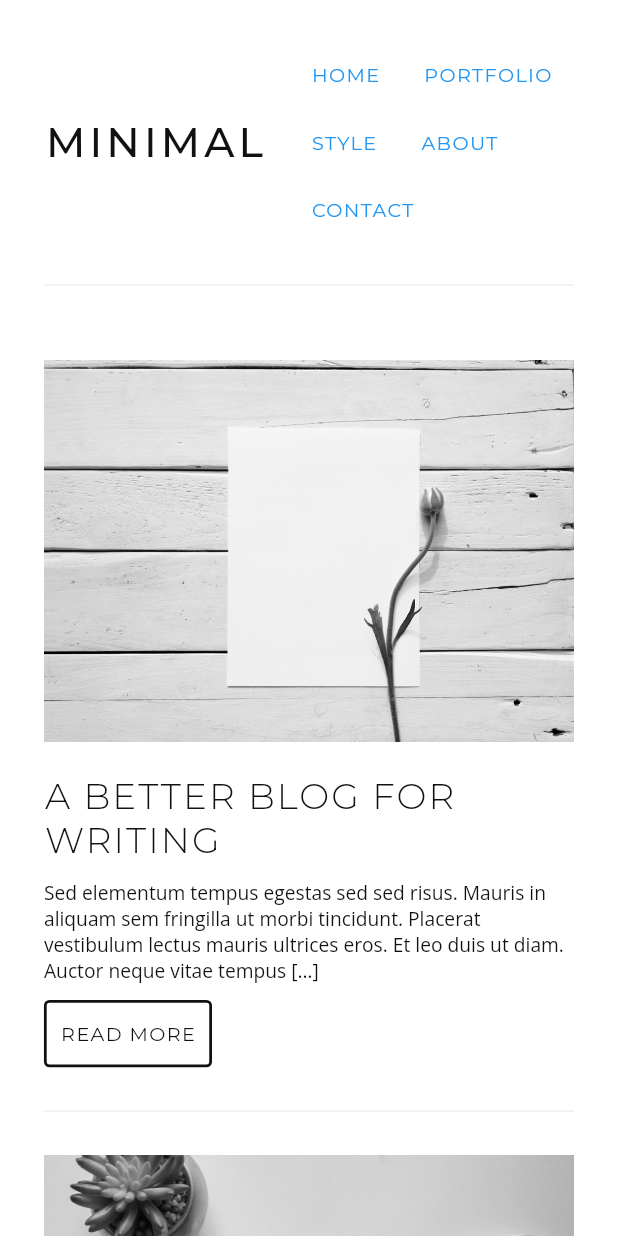
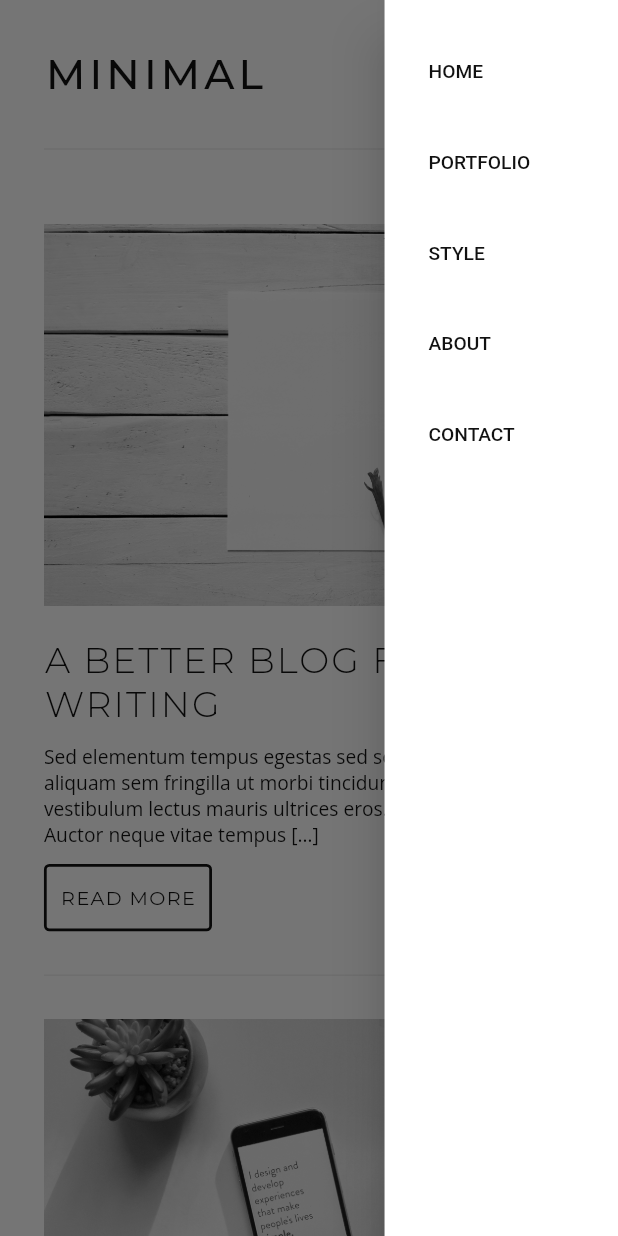
Before and after one commit to Codelessly/FlutterMinimalWebsite, a Flutter app: the screen it shows after launch, with the side drawer open (before the commit the screen has no drawer), on a phone screen of 412 x 824 dp. Run offline on Flutter 3.47's test engine with Material 2 defaults, Android fonts, the phone set to English and light mode, and no system bars; our stand-ins replace google_fonts, responsive_framework; missing offline and left inert: dart:js, loading_gifs.

Commit message:
added responsive navbar, refactored blog code

```diff
--- a/lib/components/blog.dart
+++ b/lib/components/blog.dart
@@ -1,10 +1,16 @@
+import 'dart:js';
+
 import 'package:flutter/material.dart';
 import 'package:google_fonts/google_fonts.dart';
 import 'package:minimal/components/color.dart';
 import 'package:minimal/components/spacing.dart';
 import 'package:minimal/components/text.dart';
 import 'package:minimal/components/typography.dart';
+import 'package:minimal/models/header_model.dart';
 import 'package:minimal/routes.dart';
+import 'package:responsive_framework/responsive_framework.dart';
+
+import '../utils/globals.dart';
 
 class ImageWrapper extends StatelessWidget {
   const ImageWrapper({Key? key, required this.image}) : super(key: key);
@@ -345,6 +351,96 @@ class ListItem extends StatelessWidget {
  * navigation links. Navigation links collapse into
  * a hamburger menu on screens smaller than 400px.
  */
+
+List<HeaderItem> headerItems = [
+  HeaderItem(title: 'HOME', onTap: () {}),
+  HeaderItem(title: 'PORTFOLIO', onTap: () {}),
+  HeaderItem(title: 'STYLE', onTap: () {}),
+  HeaderItem(title: 'ABOUT', onTap: () {}),
+  HeaderItem(title: 'CONTACT', onTap: () {}),
+];
+
+Widget headerLogo(BuildContext context) {
+  return SizedBox(
+    child: MouseRegion(
+      cursor: SystemMouseCursors.click,
+      child: InkWell(
+        hoverColor: Colors.transparent,
+        highlightColor: Colors.transparent,
+        splashColor: Colors.transparent,
+        onTap: () => Navigator.popUntil(
+          context,
+          ModalRoute.withName(Navigator.defaultRouteName),
+        ),
+        child: Text(
+          "MINIMAL",
+          style: GoogleFonts.montserrat(
+            color: textPrimary,
+            fontSize: ResponsiveValue(
+              context,
+              defaultValue: 30,
+              valueWhen: [
+                const Condition.equals(name: TABLET, value: 20.0),
+                const Condition.largerThan(name: TABLET, value: 35)
+              ],
+            ).value!.toDouble(),
+            letterSpacing: 3,
+            fontWeight: FontWeight.w500,
+          ),
+        ),
+      ),
+    ),
+  );
+}
+
+Widget headerRow(BuildContext context) {
+  return ResponsiveVisibility(
+    visible: false,
+    visibleWhen: const [
+      Condition.largerThan(name: MOBILE),
+    ],
+    child: Row(
+      mainAxisAlignment: MainAxisAlignment.end,
+      children: headerItems.map(
+        (headerItem) {
+          return MouseRegion(
+            cursor: SystemMouseCursors.click,
+            child: Container(
+              margin: const EdgeInsets.only(right: 30.0),
+              child: GestureDetector(
+                onTap: headerItem.title == 'HOME'
+                    ? () => Navigator.popUntil(
+                          context,
+                          ModalRoute.withName(Navigator.defaultRouteName),
+                        )
+                    : headerItem.title == 'STYLE'
+                        ? () => Navigator.pushNamed(context, Routes.style)
+                        : headerItem.onTap,
+                child: Text(
+                  headerItem.title,
+                  style: GoogleFonts.montserrat(
+                    color: textPrimary,
+                    fontSize: ResponsiveValue(
+                      context,
+                      defaultValue: 10,
+                      valueWhen: [
+                        const Condition.largerThan(name: MOBILE, value: 13),
+                        const Condition.largerThan(name: TABLET, value: 17)
+                      ],
+                    ).value!.toDouble(),
+                    letterSpacing: 3,
+                    fontWeight: FontWeight.w500,
+                  ),
+                ),
+              ),
+            ),
+          );
+        },
+      ).toList(),
+    ),
+  );
+}
+
 class MenuBar extends StatelessWidget {
   const MenuBar({Key? key}) : super(key: key);
 
@@ -357,72 +453,64 @@ class MenuBar extends StatelessWidget {
           margin: const EdgeInsets.symmetric(vertical: 30),
           child: Row(
             children: <Widget>[
-              InkWell(
-                hoverColor: Colors.transparent,
-                highlightColor: Colors.transparent,
-                splashColor: Colors.transparent,
-                onTap: () => Navigator.popUntil(
-                  context,
-                  ModalRoute.withName(Navigator.defaultRouteName),
-                ),
-                child: Text(
-                  "MINIMAL",
-                  style: GoogleFonts.montserrat(
-                    color: textPrimary,
-                    fontSize: 30,
-                    letterSpacing: 3,
-                    fontWeight: FontWeight.w500,
-                  ),
-                ),
-              ),
-              Flexible(
-                child: Container(
-                  alignment: Alignment.centerRight,
-                  child: Wrap(
-                    children: <Widget>[
-                      TextButton(
-                        onPressed: () => Navigator.popUntil(
-                          context,
-                          ModalRoute.withName(Navigator.defaultRouteName),
-                        ),
-                        style: menuButtonStyle,
-                        child: const Text(
-                          "HOME",
-                        ),
-                      ),
-                      TextButton(
-                        onPressed: () {},
-                        style: menuButtonStyle,
-                        child: const Text(
-                          "PORTFOLIO",
-                        ),
-                      ),
-                      TextButton(
-                        onPressed: () =>
-                            Navigator.pushNamed(context, Routes.style),
-                        style: menuButtonStyle,
-                        child: const Text(
-                          "STYLE",
-                        ),
-                      ),
-                      TextButton(
-                        onPressed: () {},
-                        style: menuButtonStyle,
-                        child: const Text(
-                          "ABOUT",
-                        ),
-                      ),
-                      TextButton(
-                        onPressed: () {},
-                        style: menuButtonStyle,
-                        child: const Text(
-                          "CONTACT",
-                        ),
-                      ),
-                    ],
-                  ),
-                ),
-              ),
+              headerLogo(context),
+              const Spacer(),
+              const HeaderMenuTile(),
+              headerRow(context),
+
+              //   visible: false,
+              //   visibleWhen: const [
+              //     Condition.largerThan(name: MOBILE),
+              //     Condition.largerThan(name: TABLET),
+              //     Condition.largerThan(name: DESKTOP),
+              //   ],
+              //   child: Flexible(
+              //     child: Container(
+              //       alignment: Alignment.centerRight,
+              //       child: Wrap(
+              //         children: <Widget>[
+              //           TextButton(
+              //             onPressed: () => Navigator.popUntil(
+              //
+              //             ),
+              //             style: menuButtonStyle,
+              //             child: const Text(
+              //               "HOME",
+              //             ),
+              //           ),
+              //           TextButton(
+              //             onPressed: () {},
+              //             style: menuButtonStyle,
+              //             child: const Text(
+              //               "PORTFOLIO",
+              //             ),
+              //           ),
+              //           TextButton(
+              //             onPressed: ,
+              //             style: menuButtonStyle,
+              //             child: const Text(
+              //               "STYLE",
+              //             ),
+              //           ),
+              //           TextButton(
+              //             onPressed: () {},
+              //             style: menuButtonStyle,
+              //             child: const Text(
+              //               "ABOUT",
+              //             ),
+              //           ),
+              //           TextButton(
+              //             onPressed: () {},
+              //             style: menuButtonStyle,
+              //             child: const Text(
+              //               "CONTACT",
+              //             ),
+              //           ),
+              //         ],
+              //       ),
+              //     ),
+              //   ),
+              // ),
             ],
           ),
         ),
@@ -435,3 +523,24 @@ class MenuBar extends StatelessWidget {
     );
   }
 }
+
+class HeaderMenuTile extends StatelessWidget {
+  const HeaderMenuTile({
+    Key? key,
+  }) : super(key: key);
+
+  @override
+  Widget build(BuildContext context) {
+    return ResponsiveVisibility(
+      hiddenWhen: const [
+        Condition.largerThan(name: MOBILE),
+      ],
+      child: IconButton(
+        onPressed: () {
+          Globals.scaffoldKey.currentState!.openEndDrawer();
+        },
+        icon: const Icon(Icons.menu),
+      ),
+    );
+  }
+}
--- /dev/null
+++ b/lib/models/header_model.dart
@@ -0,0 +1,13 @@
+import 'package:flutter/material.dart';
+
+class HeaderItem {
+  final String title;
+  final VoidCallback onTap;
+  final BuildContext? context;
+
+  HeaderItem({
+    required this.title,
+    required this.onTap,
+    this.context,
+  });
+}
--- a/lib/pages/page_list.dart
+++ b/lib/pages/page_list.dart
@@ -12,6 +12,36 @@ class ListPage extends StatelessWidget {
   @override
   Widget build(BuildContext context) {
     return Scaffold(
+      endDrawer: Drawer(
+        width: 170,
+        backgroundColor: Colors.white,
+        child: SafeArea(
+          child: Padding(
+            padding: const EdgeInsets.symmetric(
+              horizontal: 16.0,
+              vertical: 24.0,
+            ),
+            child: ListView.separated(
+              itemBuilder: (BuildContext context, int index) {
+                return ListTile(
+                  title: Text(
+                    headerItems[index].title,
+                    style: const TextStyle(
+                      color: textPrimary,
+                    ),
+                  ),
+                );
+              },
+              separatorBuilder: (BuildContext context, int index) {
+                return const SizedBox(
+                  height: 10.0,
+                );
+              },
+              itemCount: headerItems.length,
+            ),
+          ),
+        ),
+      ),
       body: Stack(
         children: <Widget>[
           SingleChildScrollView(
--- a/lib/routes.dart
+++ b/lib/routes.dart
@@ -3,8 +3,8 @@ import 'package:flutter/widgets.dart';
 
 class Routes {
   static const String home = "/";
-  static const String post = "post";
-  static const String style = "style";
+  static const String post = "/post";
+  static const String style = "/style";
 
   static Route<T> fadeThrough<T>(RouteSettings settings, WidgetBuilder page,
       {int duration = 300}) {
--- /dev/null
+++ b/lib/utils/globals.dart
@@ -0,0 +1,5 @@
+import 'package:flutter/material.dart';
+
+class Globals {
+  static GlobalKey<ScaffoldState> scaffoldKey = GlobalKey<ScaffoldState>();
+}
```
